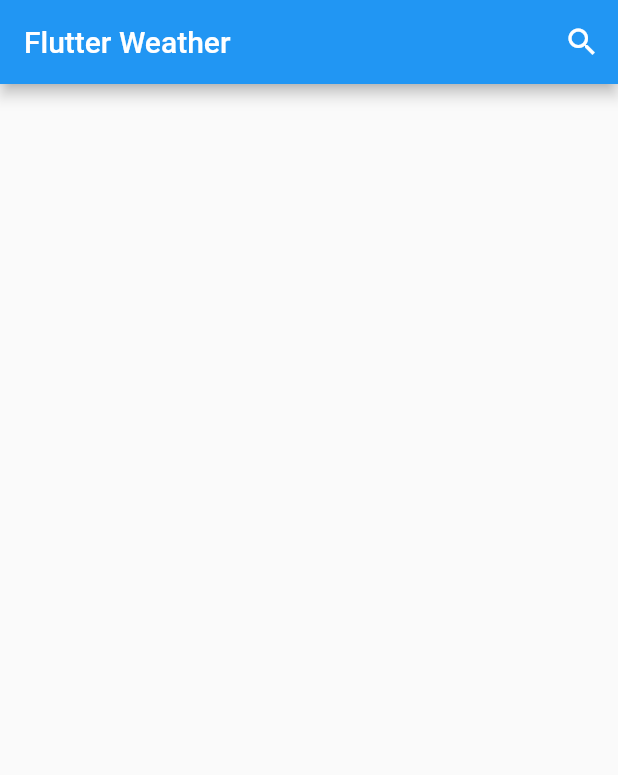
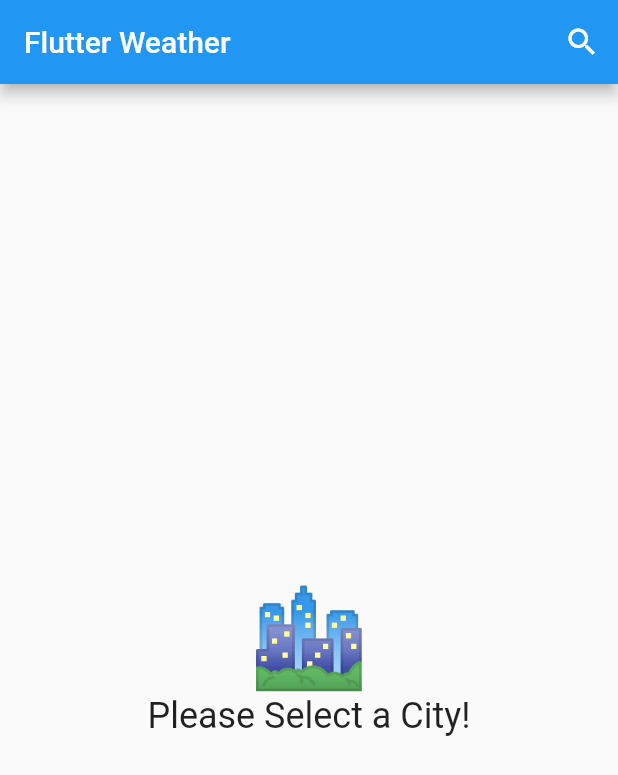
Before and after one commit to PolygonTechnology-xyz/flutter_weather, a Flutter app: the screen it shows after launch, on a phone screen of 412 x 824 dp. Shown: the top 775 px of the screen. Run offline on Flutter 3.47's test engine with Material 2 defaults, Android fonts, the phone set to English and light mode, and no system bars; our stand-ins replace equatable, flutter_bloc, hydrated_bloc.

Commit message:
⬆️  Modify weather screen
Type(s): UPDATE

Issue(s):
- JIRA: #123456

```diff
--- a/lib/app.dart
+++ b/lib/app.dart
@@ -1,19 +1,18 @@
-
 import 'package:flutter/material.dart';
 import 'package:flutter_bloc/flutter_bloc.dart';
 import 'package:flutter_weather/data/repositories/weather_repository_impl.dart';
 import 'package:flutter_weather/weather/screens/screen_weather.dart';
 
-
 class WeatherApp extends StatelessWidget {
   final WeatherRepositoryImpl _weatherRepository;
-  const WeatherApp({required WeatherRepositoryImpl weatherRepository, super.key}): _weatherRepository = weatherRepository;
+
+  const WeatherApp(
+      {required WeatherRepositoryImpl weatherRepository, super.key})
+      : _weatherRepository = weatherRepository;
 
   @override
   Widget build(BuildContext context) {
-    return
-      // WeatherAppView();
-      RepositoryProvider.value(
+    return RepositoryProvider.value(
       value: _weatherRepository,
       child: const WeatherAppView(),
     );
@@ -27,10 +26,6 @@ class WeatherAppView extends StatelessWidget {
   Widget build(BuildContext context) {
     final textTheme = Theme.of(context).textTheme;
     return MaterialApp(
-      theme: ThemeData(
-        // primaryColor: Colors.blue,
-
-      ),
       home: const WeatherScreen(),
     );
   }
--- a/lib/data/models/response/current_weather.dart
+++ b/lib/data/models/response/current_weather.dart
@@ -1,4 +1,3 @@
-
 class CurrentWeather {
   double? temperature;
   double? windSpeed;
@@ -13,5 +12,4 @@ class CurrentWeather {
     time = json['time'];
     weatherCode = json['weathercode'];
   }
-
 }
--- a/lib/data/models/response/location.dart
+++ b/lib/data/models/response/location.dart
@@ -11,8 +11,6 @@ class Location {
       });
     }
   }
-
-
 }
 
 class LocationData {
--- a/lib/weather/bloc/weather_event.dart
+++ b/lib/weather/bloc/weather_event.dart
@@ -6,8 +6,9 @@ abstract class WeatherEvent extends Equatable {
 
 class GetWeather extends WeatherEvent {
   final String city;
+
   const GetWeather({required this.city});
+
   @override
   List<Object?> get props => [];
-
 }
--- a/lib/weather/screens/screen_weather.dart
+++ b/lib/weather/screens/screen_weather.dart
@@ -2,6 +2,9 @@ import 'package:flutter/material.dart';
 import 'package:flutter_bloc/flutter_bloc.dart';
 import 'package:flutter_weather/data/repositories/weather_repository_impl.dart';
 import 'package:flutter_weather/search/search.dart';
+import 'package:flutter_weather/weather/widgets/weather_empty.dart';
+import 'package:flutter_weather/weather/widgets/weather_error.dart';
+import 'package:flutter_weather/weather/widgets/weather_loading.dart';
 import 'package:flutter_weather/weather/widgets/weather_populated.dart';
 
 import '../bloc/weather_bloc.dart';
@@ -13,7 +16,7 @@ class WeatherScreen extends StatelessWidget {
   Widget build(BuildContext context) {
     return BlocProvider(
       create: (context) => WeatherBloc(context.read<WeatherRepositoryImpl>()),
-      child: WeatherView(),
+      child: const WeatherView(),
     );
   }
 }
@@ -40,7 +43,7 @@ class _WeatherViewState extends State<WeatherView> {
               var result = await Navigator.of(context).push(
                 SearchScreen.route(),
               );
-              if (result != null) {
+              if (result != null && mounted) {
                 context.read<WeatherBloc>().add(GetWeather(city: result));
               }
             },
@@ -52,23 +55,22 @@ class _WeatherViewState extends State<WeatherView> {
           child: BlocConsumer<WeatherBloc, WeatherState>(
             listener: (context, state) {},
             builder: (context, state) {
-              switch (state.status){
+              switch (state.status) {
                 case Status.initial:
-                  return Container();
+                  return const WeatherEmpty();
                 case Status.failed:
-                  return Container();
+                  return const WeatherError();
                 case Status.loading:
-                  return Container(child: Center(child: CircularProgressIndicator()),);
+                  return const WeatherLoading();
                 case Status.success:
                   return WeatherPopulated(
-                      weather: state.weather!,
-                      units: state.temperatureUnits,
-                      onRefresh: () {
-                        return getRefresh();
-                      });
-
+                    weather: state.weather!,
+                    units: state.temperatureUnits,
+                    onRefresh: () {
+                      return getRefresh();
+                    },
+                  );
               }
-
             },
           ),
         ),
--- /dev/null
+++ b/lib/weather/widgets/weather_empty.dart
@@ -0,0 +1,20 @@
+import 'package:flutter/material.dart';
+
+class WeatherEmpty extends StatelessWidget {
+  const WeatherEmpty({super.key});
+
+  @override
+  Widget build(BuildContext context) {
+    final theme = Theme.of(context);
+    return Column(
+      mainAxisSize: MainAxisSize.min,
+      children: [
+        const Text('🏙️', style: TextStyle(fontSize: 64)),
+        Text(
+          'Please Select a City!',
+          style: theme.textTheme.headlineSmall,
+        ),
+      ],
+    );
+  }
+}
```
Also changed, not shown: lib/data/models/response/weather.dart (+7 -3 lines), lib/main.dart (+5 -5 lines), lib/weather/bloc/weather_bloc.dart (+15 -6 lines), lib/weather/bloc/weather_state.dart (+13 -9 lines), lib/weather/widgets/weather_error.dart (added, +20 -0 lines), lib/weather/widgets/weather_loading.dart (added, +24 -0 lines), lib/search/screens/screen_search.dart (indentation only), 1 other file.
